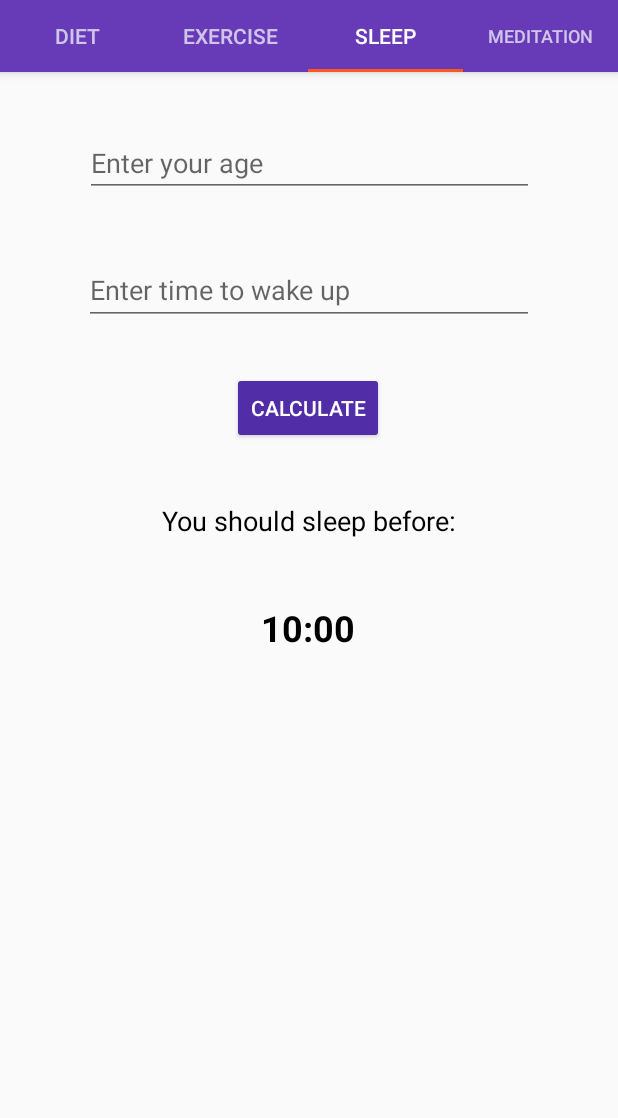
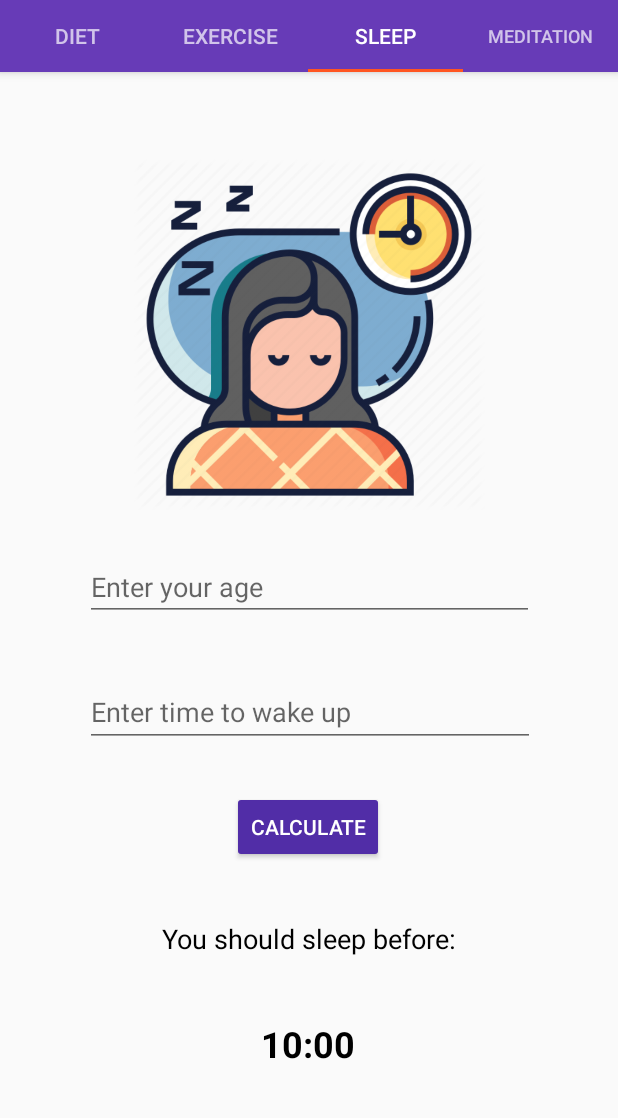
Before and after one commit to abhinavsaxena99/FitMate, an Android app: the screen it shows after launch once a user with an empty profile is signed in (MainActivity), tab 3 chosen, on a phone screen of 412 x 824 dp, the part 89-1207 px from its top. Run offline under Robolectric (Android 15) with nearby library versions, the phone set to English and light mode, and no system bars; our stand-ins replace Firebase (no records; nobody signed in at launch, a user with empty details on screens opened directly).

Commit message:
Sleep tab completed

```diff
--- a/app/src/main/java/com/example/fitmate/Sleep.java
+++ b/app/src/main/java/com/example/fitmate/Sleep.java
@@ -115,7 +115,8 @@ public class Sleep extends Fragment {
                         exm="0"+exm;
                     if(hour<10)
                         exh="0"+exh;
-                    sleeptime.setText(exh+":"+exm);
+                    String time12 =  ((hour > 12) ? hour % 12 : hour) + ":" + (min < 10 ? ("0" + min) : min) + " " + ((hour >= 12) ? "PM" : "AM");
+                    sleeptime.setText(time12);
                 }
 
             }
--- a/app/src/main/res/layout/sleep.xml
+++ b/app/src/main/res/layout/sleep.xml
@@ -24,7 +24,6 @@
         android:layout_width="299dp"
         android:layout_height="44dp"
         android:layout_marginStart="8dp"
-        android:layout_marginTop="8dp"
         android:layout_marginEnd="8dp"
         android:layout_marginBottom="8dp"
         android:ems="10"
@@ -33,7 +32,7 @@
         app:layout_constraintBottom_toTopOf="@+id/time"
         app:layout_constraintEnd_toEndOf="parent"
         app:layout_constraintStart_toStartOf="parent"
-        app:layout_constraintTop_toTopOf="parent" />
+        app:layout_constraintTop_toBottomOf="@+id/imageView3" />
 
     <TextView
         android:id="@+id/time"
@@ -48,6 +47,7 @@
         android:textSize="18sp"
         app:layout_constraintBottom_toTopOf="@+id/calculate"
         app:layout_constraintEnd_toEndOf="parent"
+        app:layout_constraintHorizontal_bias="0.505"
         app:layout_constraintStart_toStartOf="parent"
         app:layout_constraintTop_toBottomOf="@+id/age" />
 
@@ -68,7 +68,7 @@
         android:id="@+id/sleeptime"
         android:layout_width="150dp"
         android:layout_height="47dp"
-        android:layout_marginBottom="284dp"
+        android:layout_marginBottom="8dp"
         android:text="10:00"
         android:textAlignment="center"
         android:textColor="@android:color/black"
@@ -96,4 +96,15 @@
         app:layout_constraintTop_toBottomOf="@+id/calculate"
         app:layout_constraintVertical_bias="1.0" />
 
+    <ImageView
+        android:id="@+id/imageView3"
+        android:layout_width="245dp"
+        android:layout_height="234dp"
+        android:layout_marginTop="28dp"
+        app:layout_constraintBottom_toTopOf="@+id/age"
+        app:layout_constraintEnd_toEndOf="parent"
+        app:layout_constraintStart_toStartOf="parent"
+        app:layout_constraintTop_toTopOf="parent"
+        app:srcCompat="@drawable/sleep" />
+
 </androidx.constraintlayout.widget.ConstraintLayout>
```
Also changed, not shown: app/src/main/res/drawable/sleep.png (added).
